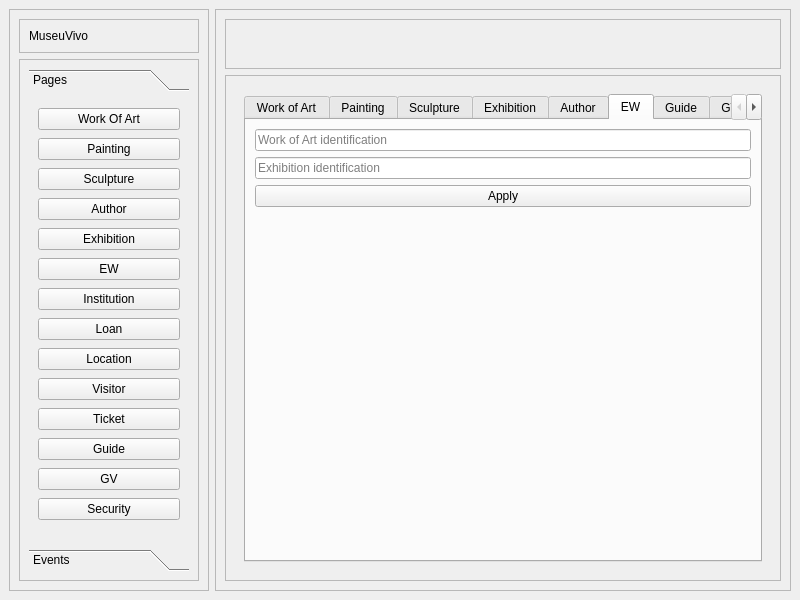
This is app/Interface/mainwindow.ui in JeanVBA/MuseuVivo as Qt 5 draws it before an edit. The edited form follows.
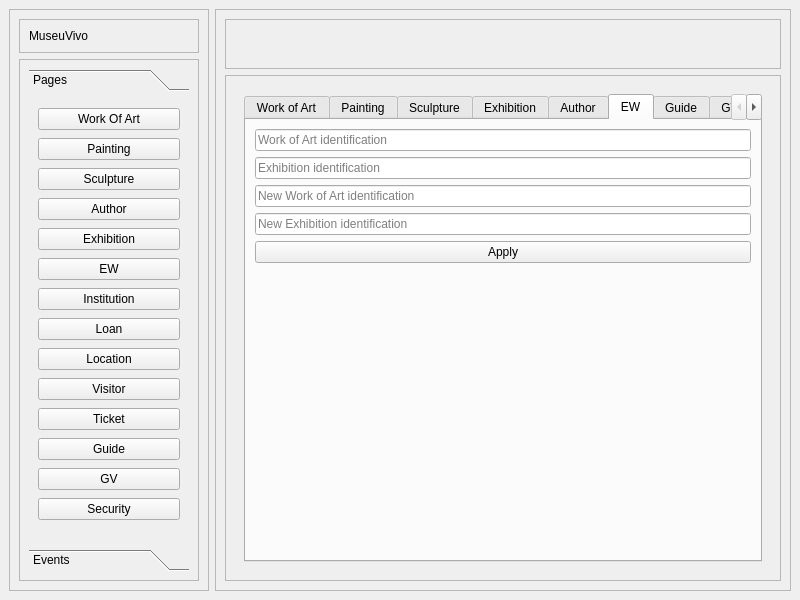
This is the edited form. The open tabs and pages were chosen to show the change.

Commit message: Adição dos botões ṕara update de exhibition_work_of_art

```diff
--- a/app/Interface/mainwindow.ui
+++ b/app/Interface/mainwindow.ui
@@ -689,7 +689,21 @@
                    </widget>
                   </item>
                   <item>
-                   <widget class="QPushButton" name="btn_apply_exhibition_work_of_art">
+                   <widget class="QLineEdit" name="line_new_ew_work_of_art_id">
+                    <property name="placeholderText">
+                     <string>New Work of Art identification</string>
+                    </property>
+                   </widget>
+                  </item>
+                  <item>
+                   <widget class="QLineEdit" name="line_new_ew_exhibition_id">
+                    <property name="placeholderText">
+                     <string>New Exhibition identification</string>
+                    </property>
+                   </widget>
+                  </item>
+                  <item>
+                   <widget class="QPushButton" name="btn_apply_ew">
                     <property name="text">
                      <string>Apply</string>
                     </property>
```
Left out of the diff: 12 changed lines with no effect on the pictures. The commit also changes 5 other files.
